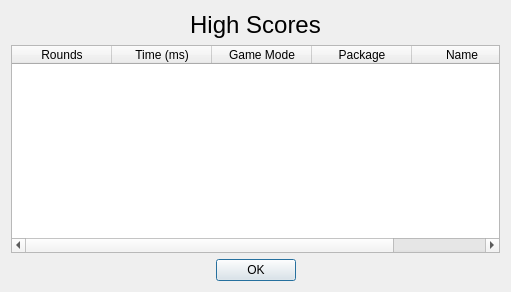
Before: the Qt Designer form ui/highscores.ui in tdauth/gustavsfairyland, drawn with Qt 5.
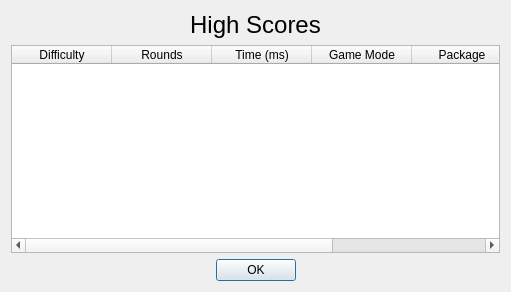
After: the same form once the commit is applied.

Commit message: Added difficulty, added Tochter clip, collision distance is relative too, speed depends on difficulty now,

Diff of the .ui file:
```diff
--- a/ui/highscores.ui
+++ b/ui/highscores.ui
@@ -55,6 +55,11 @@
      <attribute name="verticalHeaderStretchLastSection">
       <bool>true</bool>
      </attribute>
+     <column>
+      <property name="text">
+       <string>Difficulty</string>
+      </property>
+     </column>
      <column>
       <property name="text">
        <string>Rounds</string>
```
The commit also changes 15 other files.
